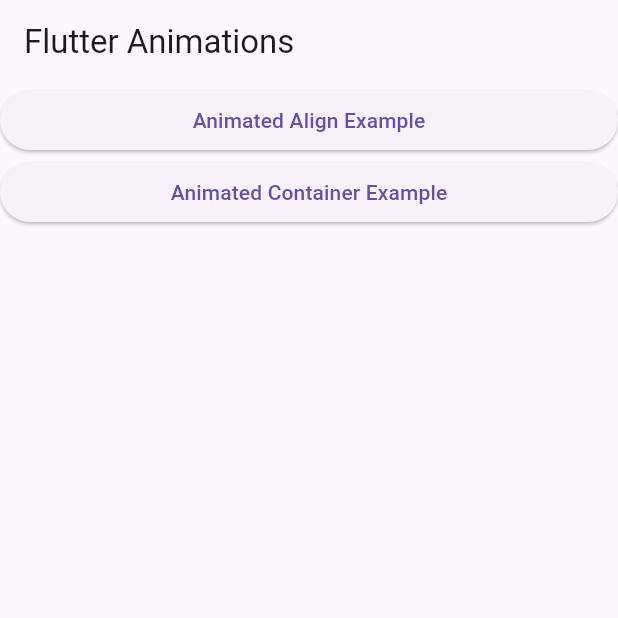
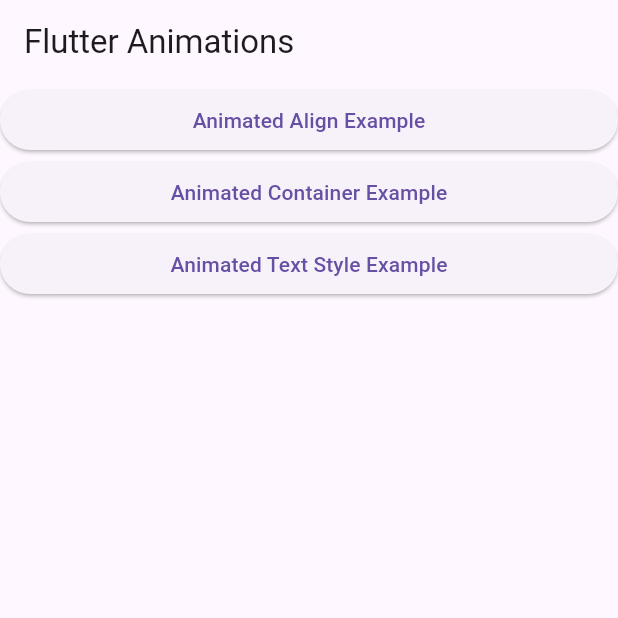
Before and after one commit to mazenshawky/Animated-App-2, a Flutter app: the screen it shows after launch, on a phone screen of 412 x 824 dp, the top half of it. Run offline on Flutter 3.47's test engine with Material 3 defaults, Android fonts, the phone set to English and light mode, and no system bars.

Commit message:
Add animated text style example

```diff
--- a/analysis_options.yaml
+++ b/analysis_options.yaml
@@ -23,6 +23,9 @@ linter:
   rules:
     # avoid_print: false  # Uncomment to disable the `avoid_print` rule
     # prefer_single_quotes: true  # Uncomment to enable the `prefer_single_quotes` rule
+    prefer_const_constructors: true
+    prefer_const_declarations: true
+    prefer_const_literals_to_create_immutables: true
 
 # Additional information about this file can be found at
 # https://dart.dev/guides/language/analysis-options
--- a/lib/implicit_animations/animated_align_example.dart
+++ b/lib/implicit_animations/animated_align_example.dart
@@ -20,6 +20,7 @@ class _AnimatedAlignExampleState extends State<AnimatedAlignExample> {
         children: [
           AnimatedAlign(
             alignment: getNextAlignment(_jerryAligned),
+            curve: Curves.easeInCirc,
             duration: const Duration(milliseconds: 500),
             child: Container(
               width: 100,
@@ -30,6 +31,7 @@ class _AnimatedAlignExampleState extends State<AnimatedAlignExample> {
           ),
           AnimatedAlign(
             alignment: getNextAlignment(_jerryAligned + 1),
+            curve: Curves.linear,
             duration: const Duration(milliseconds: 400),
             child: Container(
               width: 100,
--- a/lib/implicit_animations/animated_container_example.dart
+++ b/lib/implicit_animations/animated_container_example.dart
@@ -24,6 +24,7 @@ class _AnimatedContainerExampleState extends State<AnimatedContainerExample> {
         child: GestureDetector(
           onTap: _setAnimationValues,
           child: AnimatedContainer(
+            curve: Curves.bounceOut,
             width: _width,
             height: _height,
             duration: const Duration(milliseconds: 400),
--- a/lib/main.dart
+++ b/lib/main.dart
@@ -1,4 +1,5 @@
 import 'package:animated_app_2/implicit_animations/animated_container_example.dart';
+import 'package:animated_app_2/implicit_animations/animated_text_style_example.dart';
 import 'package:flutter/material.dart';
 import 'package:animated_app_2/implicit_animations/animated_align_example.dart';
 
@@ -36,15 +37,16 @@ class _MyHomePageState extends State<MyHomePage> {
         child: ListView(
           physics: const BouncingScrollPhysics(),
           children: [
-            myButton("Animated Align Example", const AnimatedAlignExample()),
-            myButton("Animated Container Example", const AnimatedContainerExample()),
+            _myButton("Animated Align Example", const AnimatedAlignExample()),
+            _myButton("Animated Container Example", const AnimatedContainerExample()),
+            _myButton("Animated Text Style Example", const AnimatedTextSizeExample()),
           ],
         ),
       ),
     );
   }
 
-  Widget myButton(String text, Widget screen) {
+  Widget _myButton(String text, Widget screen) {
     return ElevatedButton(
       onPressed: () {
         Navigator.push(
--- a/pubspec.yaml
+++ b/pubspec.yaml
@@ -45,7 +45,7 @@ dev_dependencies:
   # activated in the `analysis_options.yaml` file located at the root of your
   # package. See that file for information about deactivating specific lint
   # rules and activating additional ones.
-  flutter_lints: ^2.0.0
+  flutter_lints: ^5.0.0
 
 # For information on the generic Dart part of this file, see the
 # following page: https://dart.dev/tools/pub/pubspec
```
Also changed, not shown: lib/implicit_animations/animated_text_style_example.dart (added, +54 -0 lines), pubspec.lock.
